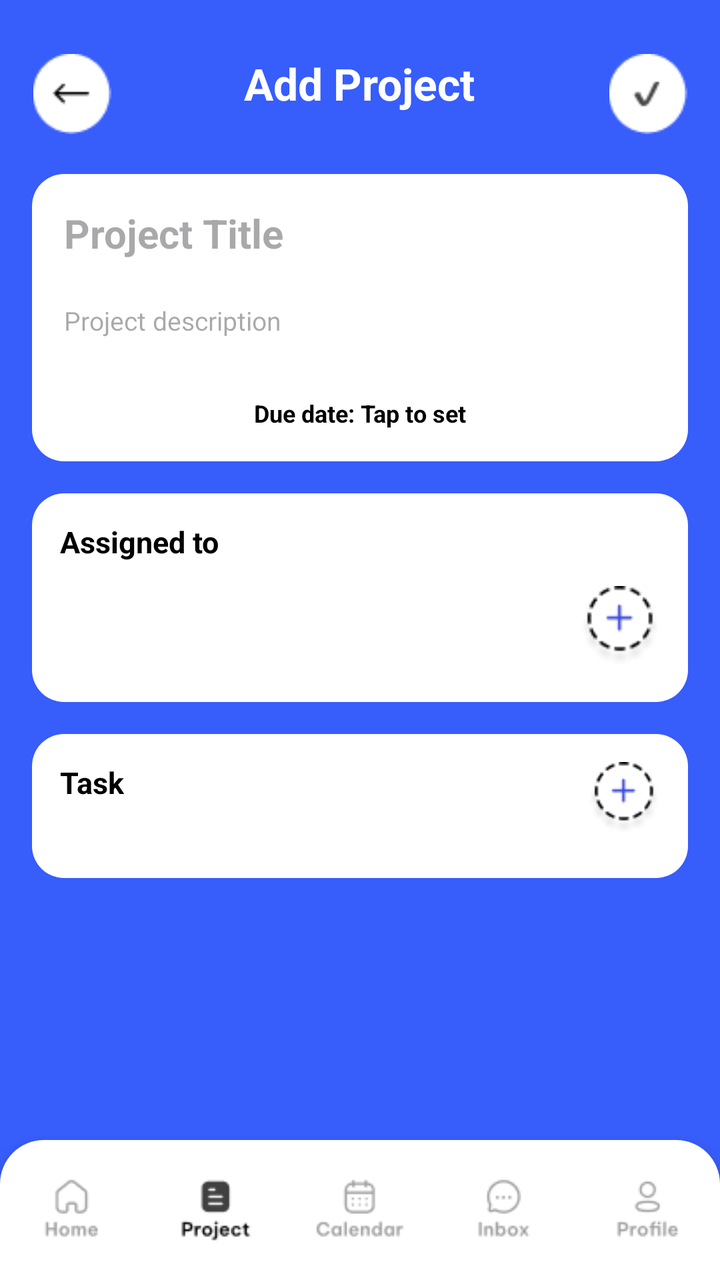
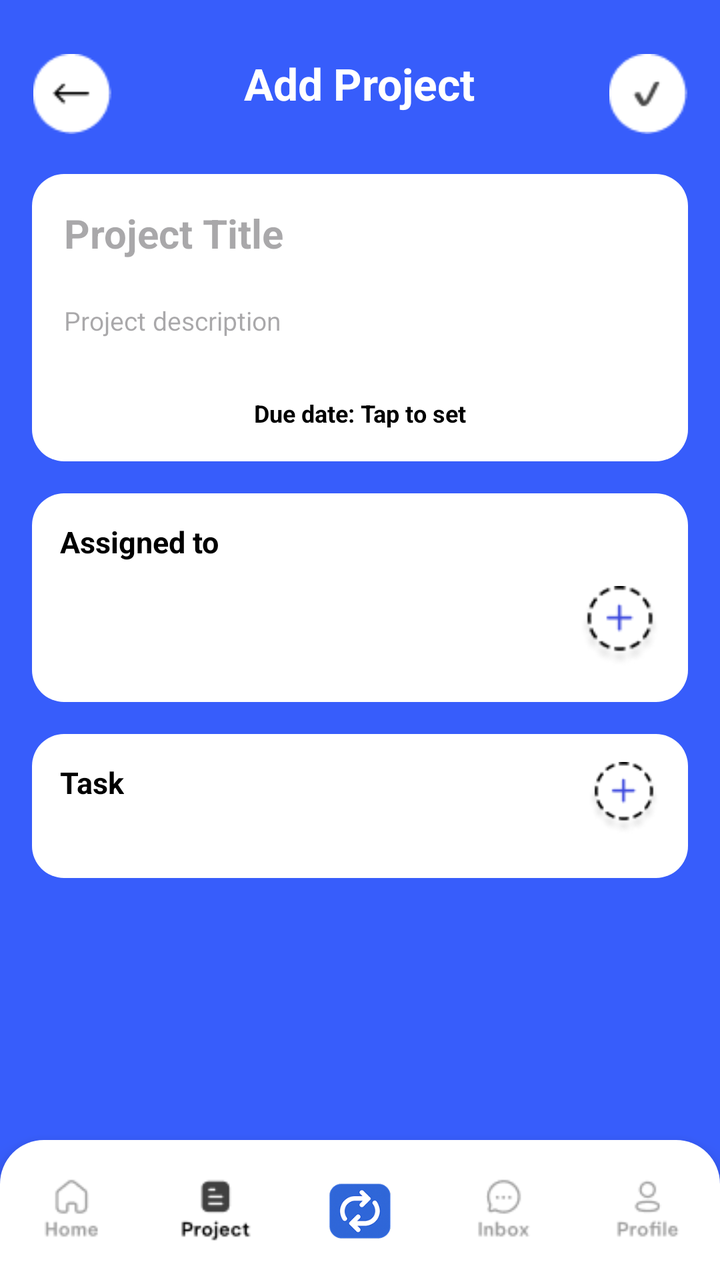

Compare the two renders of this Android layout. The source of the first and the diff that turns it into the second are given below.
<!-- AndroidManifest.xml: application theme Theme.Teamflow -->
<!-- res/layout/activity_add_edit_project.xml -->
<?xml version="1.0" encoding="utf-8"?>
<RelativeLayout xmlns:android="http://schemas.android.com/apk/res/android"
    xmlns:tools="http://schemas.android.com/tools"
    xmlns:app="http://schemas.android.com/apk/res-auto"
    android:id="@+id/main"
    android:layout_width="match_parent"
    android:layout_height="match_parent"
    android:background="@color/bluebg"
    android:paddingTop="15dp"
    tools:context=".add_edit_project">

    
    <RelativeLayout
        android:id="@+id/topBar"
        android:layout_width="match_parent"
        android:layout_height="64dp"
        android:paddingStart="16dp"
        android:paddingEnd="16dp"
        android:gravity="center_vertical">

        <ImageView
            android:id="@+id/btnBack"
            android:layout_width="40dp"
            android:layout_height="40dp"
            android:layout_alignParentStart="true"
            android:src="@drawable/back_arrow" />

        <TextView
            android:id="@+id/title"
            android:layout_width="wrap_content"
            android:layout_height="wrap_content"
            android:layout_centerHorizontal="true"
            android:text="Add Project"
            android:textColor="@color/white"
            android:textSize="22sp"
            android:textStyle="bold" />

        <ImageView
            android:id="@+id/btnSave"
            android:layout_width="40dp"
            android:layout_height="40dp"
            android:layout_alignParentEnd="true"
            android:src="@drawable/save_tick" />
    </RelativeLayout>

    
    <ScrollView
        android:id="@+id/scroll"
        android:layout_width="match_parent"
        android:layout_height="0dp"
        android:layout_below="@id/topBar"
        android:layout_above="@+id/bottomNav"
        android:fillViewport="true"
        android:paddingBottom="12dp">

        <LinearLayout
            android:layout_width="match_parent"
            android:layout_height="wrap_content"
            android:orientation="vertical"
            android:paddingStart="16dp"
            android:paddingEnd="16dp">

            
            <LinearLayout
                android:id="@+id/cardProject"
                android:layout_width="match_parent"
                android:layout_height="wrap_content"
                android:orientation="vertical"
                android:background="@drawable/bg_card_round"
                android:padding="16dp"
                android:layout_marginTop="8dp">

                <EditText
                    android:id="@+id/etProjectTitle"
                    android:layout_width="match_parent"
                    android:layout_height="wrap_content"
                    android:hint="Project Title"
                    android:textStyle="bold"
                    android:textSize="20sp"
                    android:textColor="@color/black"
                    android:background="@android:color/transparent"
                    android:padding="0dp" />

                <EditText
                    android:id="@+id/etProjectDesc"
                    android:layout_width="match_parent"
                    android:layout_height="wrap_content"
                    android:layout_marginTop="6dp"
                    android:hint="Project description"
                    android:textSize="13sp"
                    android:textColor="@color/textgrey"
                    android:background="@android:color/transparent"
                    android:padding="0dp"
                    android:minLines="3" />

                <TextView
                    android:id="@+id/tvDueDate"
                    android:layout_width="wrap_content"
                    android:layout_height="wrap_content"
                    android:layout_marginTop="14dp"
                    android:text="Due date: Tap to set"
                    android:textSize="12sp"
                    android:textStyle="bold"
                    android:textColor="@color/black"
                    android:layout_gravity="center_horizontal"/>
            </LinearLayout>

            
            <LinearLayout
                android:id="@+id/cardAssigned"
                android:layout_width="match_parent"
                android:layout_height="wrap_content"
                android:orientation="vertical"
                android:background="@drawable/bg_card_round"
                android:padding="14dp"
                android:layout_marginTop="16dp">

                <TextView
                    android:id="@+id/assignedLabel"
                    android:layout_width="wrap_content"
                    android:layout_height="wrap_content"
                    android:text="Assigned to"
                    android:textStyle="bold"
                    android:textSize="15sp"
                    android:textColor="@color/black"
                    android:paddingBottom="8dp" />

                <LinearLayout
                    android:layout_width="match_parent"
                    android:layout_height="48dp"
                    android:orientation="horizontal"
                    android:gravity="center_vertical">

                    <androidx.recyclerview.widget.RecyclerView
                        android:id="@+id/rvAssignees"
                        android:layout_width="0dp"
                        android:layout_height="48dp"
                        android:layout_weight="1"
                        android:overScrollMode="never"
                        android:clipToPadding="false"
                        android:paddingEnd="8dp"/>

                    <ImageView
                        android:id="@+id/btnAddAssignee"
                        android:layout_width="40dp"
                        android:layout_height="40dp"
                        android:src="@drawable/add_dotted" />
                </LinearLayout>
            </LinearLayout>

            
            <LinearLayout
                android:id="@+id/cardTasks"
                android:layout_width="match_parent"
                android:layout_height="wrap_content"
                android:orientation="vertical"
                android:background="@drawable/bg_card_round"
                android:padding="14dp"
                android:layout_marginTop="16dp"
                android:layout_marginBottom="8dp">

                <RelativeLayout
                    android:layout_width="match_parent"
                    android:layout_height="wrap_content"
                    android:paddingBottom="8dp">

                    <TextView
                        android:id="@+id/taskLabel"
                        android:layout_width="wrap_content"
                        android:layout_height="wrap_content"
                        android:text="Task"
                        android:textStyle="bold"
                        android:textSize="15sp"
                        android:textColor="@color/black" />

                    <ImageView
                        android:id="@+id/btnAddTask"
                        android:layout_width="36dp"
                        android:layout_height="36dp"
                        android:layout_alignParentEnd="true"
                        android:src="@drawable/add_dotted" />
                </RelativeLayout>

                <androidx.recyclerview.widget.RecyclerView
                    android:id="@+id/rvProjectTasks"
                    android:layout_width="match_parent"
                    android:layout_height="wrap_content"
                    android:overScrollMode="never"
                    android:nestedScrollingEnabled="false" />

            </LinearLayout>
        </LinearLayout>
    </ScrollView>

    
    <LinearLayout
        android:id="@+id/bottomNav"
        android:layout_alignParentBottom="true"
        android:layout_width="match_parent"
        android:layout_height="70dp"
        android:orientation="horizontal"
        android:weightSum="5"
        android:background="@drawable/bg_bottom_nav_round"
        android:elevation="8dp"
        android:paddingVertical="8dp">

        <LinearLayout
            android:layout_width="0dp"
            android:layout_height="match_parent"
            android:layout_weight="1"
            android:gravity="center"
            android:orientation="vertical">
            <ImageView
                android:layout_width="match_parent"
                android:layout_height="match_parent"
                android:layout_margin="10dp"
                android:src="@drawable/home_unselect" />
        </LinearLayout>

        <LinearLayout
            android:layout_width="0dp"
            android:layout_height="match_parent"
            android:layout_weight="1"
            android:gravity="center"
            android:orientation="vertical">
            <ImageView
                android:layout_width="match_parent"
                android:layout_height="match_parent"
                android:layout_margin="10dp"
                android:src="@drawable/project_selected" />
        </LinearLayout>

        <LinearLayout
            android:layout_width="0dp"
            android:layout_height="match_parent"
            android:layout_weight="1"
            android:gravity="center"
            android:orientation="vertical">
            <ImageView
                android:layout_width="match_parent"
                android:layout_height="match_parent"
                android:layout_margin="10dp"
                android:src="@drawable/calendar_unselect" />
        </LinearLayout>

        <LinearLayout
            android:layout_width="0dp"
            android:layout_height="match_parent"
            android:layout_weight="1"
            android:gravity="center"
            android:orientation="vertical">
            <ImageView
                android:layout_width="match_parent"
                android:layout_height="match_parent"
                android:layout_margin="10dp"
                android:src="@drawable/inbox_unselect" />
        </LinearLayout>

        <LinearLayout
            android:layout_width="0dp"
            android:layout_height="match_parent"
            android:layout_weight="1"
            android:gravity="center"
            android:orientation="vertical">
            <ImageView
                android:layout_width="match_parent"
                android:layout_height="match_parent"
                android:layout_margin="10dp"
                android:src="@drawable/profile_unselect" />
        </LinearLayout>
    </LinearLayout>

</RelativeLayout>
<!-- resources referenced by this layout -->
<resources>
  <color name="black">#FF000000</color>
  <color name="bluebg">#375DFB</color>
  <color name="textgrey">#8E8E93</color>
  <color name="white">#FFFFFFFF</color>
  <!-- drawable add_dotted: png bitmap (drawable, 1463 bytes) -->
  <!-- drawable back_arrow: png bitmap (drawable, 621 bytes) -->
  <!-- drawable bg_bottom_nav_round (drawable) -->
  <?xml version="1.0" encoding="utf-8"?>
  <shape xmlns:android="http://schemas.android.com/apk/res/android">
      <corners android:topLeftRadius="22dp" android:topRightRadius="22dp" />
      <solid android:color="@color/white" />
  </shape>
  <!-- drawable bg_card_round (drawable) -->
  <?xml version="1.0" encoding="utf-8"?>
  <shape xmlns:android="http://schemas.android.com/apk/res/android">
      <corners android:radius="16dp" />
      <solid android:color="@color/white" />
  </shape>
  <!-- drawable calendar_unselect: png bitmap (drawable, 1151 bytes) -->
  <!-- drawable home_unselect: png bitmap (drawable, 898 bytes) -->
  <!-- drawable inbox_unselect: png bitmap (drawable, 952 bytes) -->
  <!-- drawable profile_unselect: png bitmap (drawable, 1003 bytes) -->
  <!-- drawable project_selected: png bitmap (drawable, 725 bytes) -->
  <!-- drawable save_tick: png bitmap (drawable, 838 bytes) -->
  <style name="Theme.Teamflow" parent="Base.Theme.Teamflow" />
  <style name="Base.Theme.Teamflow" parent="Theme.Material3.DayNight.NoActionBar">
          
         <item name="colorPrimary">#2F6CE5</item>
      </style>
</resources>

<!-- the commit's change to res/layout/activity_add_edit_project.xml (unified diff, before → after) -->
@@ -240,7 +240,7 @@
                 android:layout_width="match_parent"
                 android:layout_height="match_parent"
                 android:layout_margin="10dp"
-                android:src="@drawable/calendar_unselect" />
+                android:src="@drawable/logo_main" />
         </LinearLayout>
 
         <LinearLayout
<!-- resource entries referenced after the edit -->
@@ -18,9 +18,9 @@
       <corners android:radius="16dp" />
       <solid android:color="@color/white" />
   </shape>
-  <!-- drawable calendar_unselect: png bitmap (drawable, 1151 bytes) -->
   <!-- drawable home_unselect: png bitmap (drawable, 898 bytes) -->
   <!-- drawable inbox_unselect: png bitmap (drawable, 952 bytes) -->
+  <!-- drawable logo_main: png bitmap (drawable, 15760 bytes) -->
   <!-- drawable profile_unselect: png bitmap (drawable, 1003 bytes) -->
   <!-- drawable project_selected: png bitmap (drawable, 725 bytes) -->
   <!-- drawable save_tick: png bitmap (drawable, 838 bytes) -->
